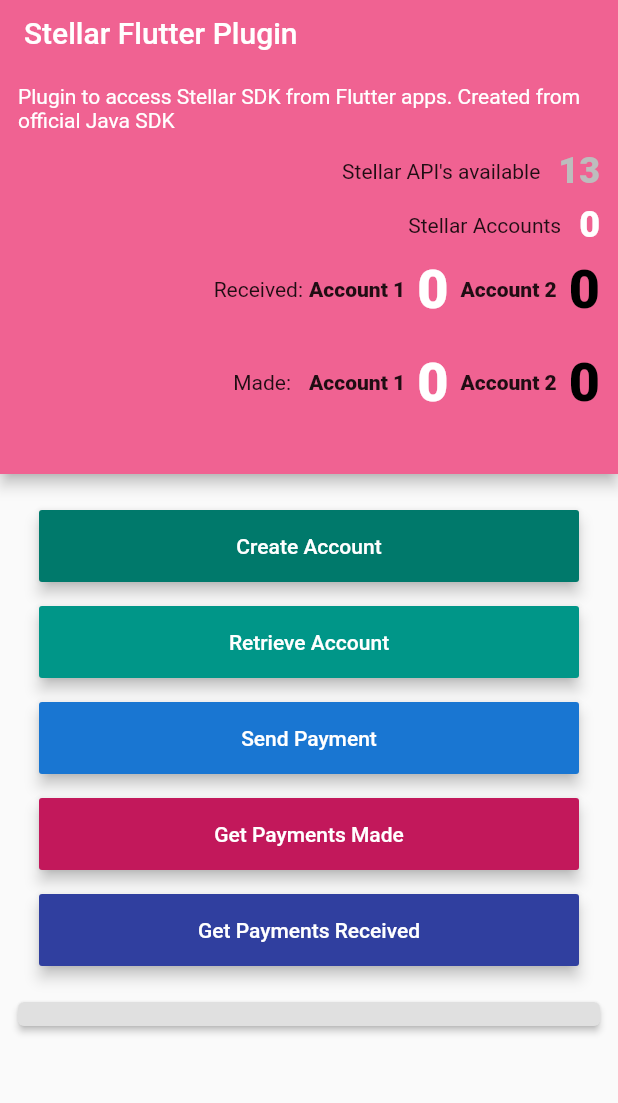
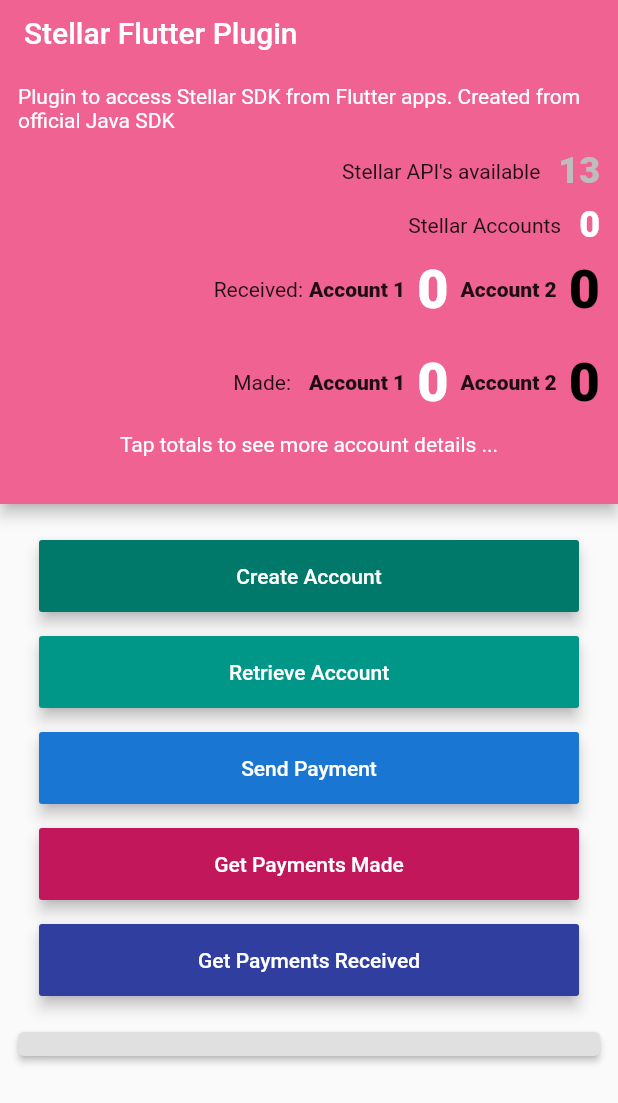
Before and after one commit to malengatiger/stellar-flutter-plugin-repo, a Flutter app: the screen it shows after launch, on a phone screen of 412 x 824 dp. Shown: the top 1103 px of the screen. Run offline on Flutter 3.47's test engine with Material 2 defaults, Android fonts, the phone set to English and light mode, and no system bars.

Commit message:
💙 refactored home page

```diff
--- a/stellarplugin/example/lib/home.dart
+++ b/stellarplugin/example/lib/home.dart
@@ -401,12 +401,19 @@
                     ],
                   ),
                   SizedBox(
-                    height: 28,
+                    height: 12,
+                  ),
+                  Text(
+                    'Tap totals to see more account details ...',
+                    style: TextStyle(color: Colors.white),
+                  ),
+                  SizedBox(
+                    height: 20,
                   ),
                 ],
               ),
             ),
-            preferredSize: Size.fromHeight(260)),
+            preferredSize: Size.fromHeight(280)),
       ),
       body: isBusy
           ? Center(
```
